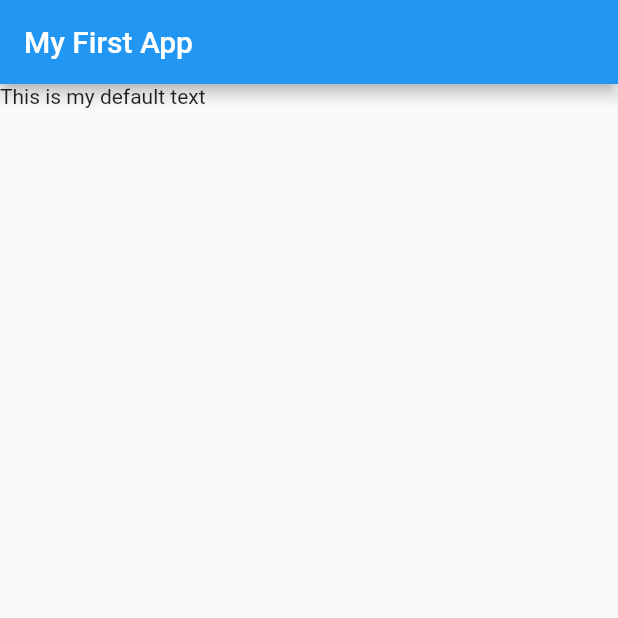
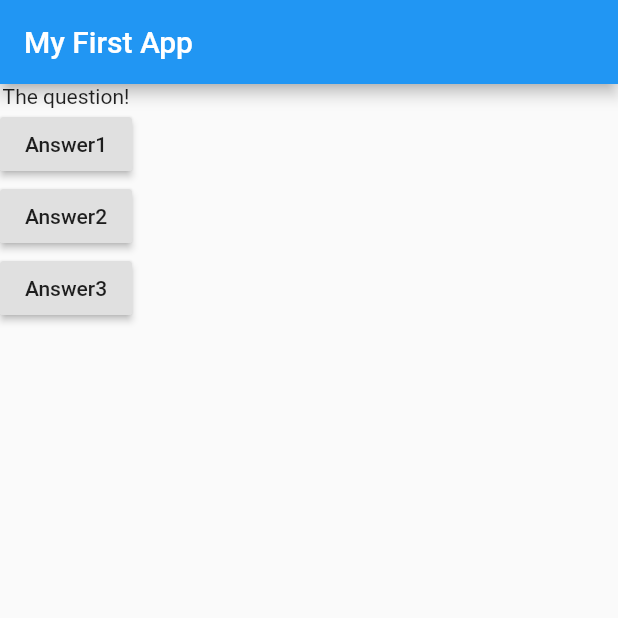
Before and after one commit to code4kunal/hands-on-flutter, a Flutter app: the screen it shows after launch, on a phone screen of 412 x 824 dp, the top half of it. Run offline on Flutter 3.47's test engine with Material 2 defaults, Android fonts, the phone set to English and light mode, and no system bars.

Commit message:
scaffolding question answer app

```diff
--- a/lib/main.dart
+++ b/lib/main.dart
@@ -5,14 +5,36 @@ void main() {
 }
 
 class MyApp extends StatelessWidget {
+
+  void answerQuestion(){
+    print('Answer chosen!');
+  }
   @override
   Widget build(BuildContext context) {
+    // var questions = [
+    //   'What\'s your favorite colour?',
+    //   'What\'s your favorite animal?'
+    // ];
     return MaterialApp(
         home: Scaffold(
       appBar: AppBar(
         title: Text('My First App'),
       ),
-      body: Text('This is my default text'),
+      body: Column(children: [
+        Text('The question!'),
+        RaisedButton(
+          child: Text('Answer1'),
+          onPressed: answerQuestion,
+        ),
+        RaisedButton(
+          child: Text('Answer2'),
+          onPressed: answerQuestion,
+        ),
+        RaisedButton(
+          child: Text('Answer3'),
+          onPressed: answerQuestion,
+        ),
+      ]),
     ));
   }
 }
```
